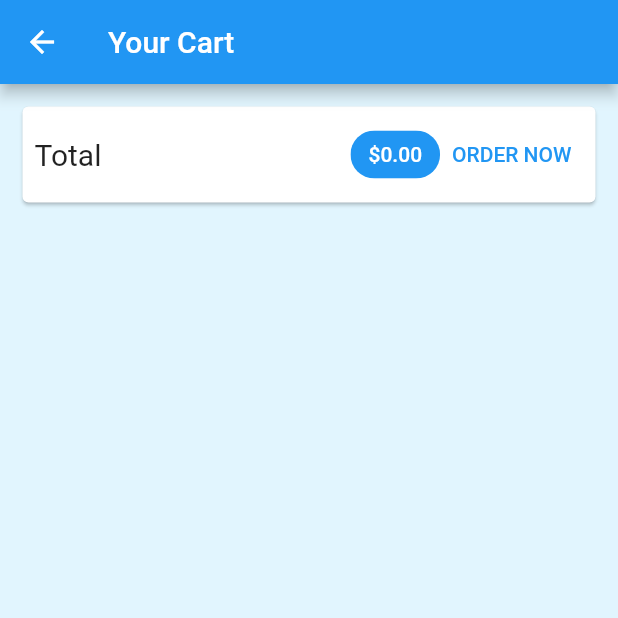
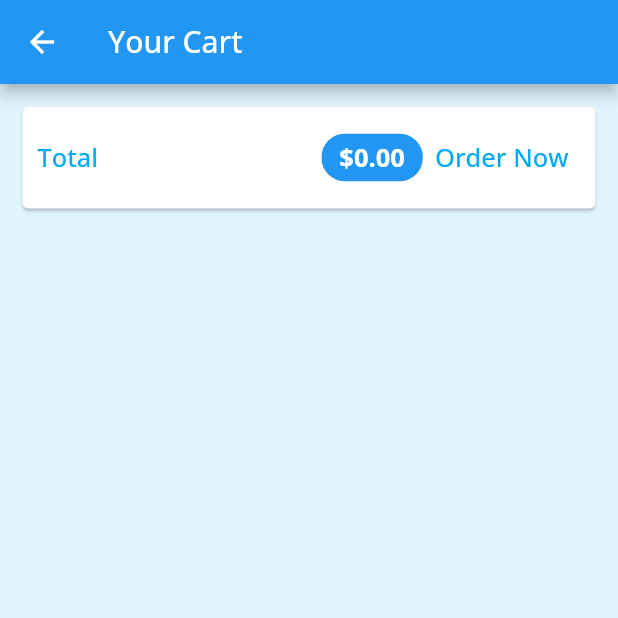
Before and after one commit to DevDaisy-lab/myeshop, a Flutter app: the CartScreen screen opened by its route, on a phone screen of 412 x 824 dp, the top half of it. Run offline on Flutter 3.47's test engine with Material 2 defaults, Android fonts, the phone set to English and light mode, and no system bars; our stand-ins replace carousel_slider, firebase_core; accounts and stored records are empty; network calls fail.

Commit message:
font update

```diff
--- a/lib/screens/cart_screen.dart
+++ b/lib/screens/cart_screen.dart
@@ -10,35 +10,37 @@ class CartScreen extends StatelessWidget {
 
   @override
   Widget build(BuildContext context) {
+    final textStyle1 = Theme.of(context).textTheme.headline1;
+    final textStyle3 = Theme.of(context).textTheme.headline3;
+    final textStyle2 = Theme.of(context).textTheme.headline2;
+
     final cart = Provider.of<Cart>(context);
 
     return Scaffold(
       backgroundColor: Colors.lightBlue[50],
       appBar: AppBar(
-        title: Text('Your Cart'),
+        title: Text(
+          'Your Cart',
+          style: textStyle1,
+        ),
       ),
       body: Column(
         children: <Widget>[
           Card(
             margin: EdgeInsets.all(15),
             child: Padding(
-              padding: EdgeInsets.all(8),
+              padding: EdgeInsets.all(10),
               child: Row(
                 mainAxisAlignment: MainAxisAlignment.spaceBetween,
                 children: <Widget>[
                   Text(
                     'Total',
-                    style: TextStyle(fontSize: 20),
+                    style: textStyle2,
                   ),
                   Spacer(),
                   Chip(
-                    label: Text(
-                      '\$${cart.totalAmount.toStringAsFixed(2)}',
-                      style: TextStyle(
-                        color:
-                            Theme.of(context).primaryTextTheme.headline6?.color,
-                      ),
-                    ),
+                    label: Text('\$${cart.totalAmount.toStringAsFixed(2)}',
+                        style: textStyle3),
                     backgroundColor: Theme.of(context).primaryColor,
                   ),
                   OrderButton(cart: cart)
@@ -83,14 +85,13 @@ class _OrderButtonState extends State<OrderButton> {
 
   @override
   Widget build(BuildContext context) {
+    final textStyle2 = Theme.of(context).textTheme.headline2;
     return TextButton(
       child: _isLoading
           ? CircularProgressIndicator()
           : Text(
-              'ORDER NOW',
-              style: TextStyle(
-                color: Theme.of(context).primaryColor,
-              ),
+              'Order Now',
+              style: textStyle2,
             ),
       onPressed: (widget.cart.totalAmount <= 0 || _isLoading)
           ? null
--- a/lib/widgets/product/banner.dart
+++ b/lib/widgets/product/banner.dart
@@ -3,6 +3,7 @@ import 'package:flutter/material.dart';
 class Bannerr extends StatelessWidget {
   @override
   Widget build(BuildContext context) {
+    final textStyle3 = Theme.of(context).textTheme.headline3;
     return Container(
       child: Stack(
         children: [
@@ -20,7 +21,7 @@ class Bannerr extends StatelessWidget {
               alignment: Alignment.center,
               child: Text(
                 'Special Offers',
-                style: Theme.of(context).textTheme.headline3,
+                style: textStyle3,
               ),
             ),
           ),
--- a/lib/widgets/product/spec_product_item.dart
+++ b/lib/widgets/product/spec_product_item.dart
@@ -24,7 +24,7 @@ class SpecProductItem extends StatelessWidget {
               decoration: BoxDecoration(
                 borderRadius: BorderRadius.circular(10.0),
                 image: DecorationImage(
-                  image: AssetImage('assets/images/specprod4.jpg'),
+                  image: const AssetImage('assets/images/specprod4.jpg'),
                   fit: BoxFit.cover,
                 ),
               ),
@@ -34,7 +34,7 @@ class SpecProductItem extends StatelessWidget {
               decoration: BoxDecoration(
                 borderRadius: BorderRadius.circular(10.0),
                 image: DecorationImage(
-                  image: AssetImage('assets/images/specprod6.jpg'),
+                  image: const AssetImage('assets/images/specprod6.jpg'),
                   fit: BoxFit.cover,
                 ),
               ),
@@ -44,7 +44,7 @@ class SpecProductItem extends StatelessWidget {
               decoration: BoxDecoration(
                 borderRadius: BorderRadius.circular(10.0),
                 image: DecorationImage(
-                  image: AssetImage('assets/images/specprod3.jpg'),
+                  image: const AssetImage('assets/images/specprod3.jpg'),
                   fit: BoxFit.cover,
                 ),
               ),
--- a/lib/widgets/user_product_item.dart
+++ b/lib/widgets/user_product_item.dart
@@ -15,6 +15,7 @@ class UserProductItem extends StatelessWidget {
   @override
   Widget build(BuildContext context) {
     //final scaffold = Scaffold.of(context);
+    final textStyle5 = Theme.of(context).textTheme.headline5;
     return ListTile(
       title: Text(title),
       leading: CircleAvatar(
@@ -44,6 +45,7 @@ class UserProductItem extends StatelessWidget {
                     SnackBar(
                       content: Text(
                         'Deleting failed !',
+                        style: textStyle5,
                         textAlign: TextAlign.center,
                       ),
                     ),
--- a/pubspec.yaml
+++ b/pubspec.yaml
@@ -77,6 +77,12 @@ flutter:
     - family: Anton
       fonts:
         - asset: assets/fonts/Anton-Regular.ttf
+    - family: OpenSans
+      fonts:
+        - asset: assets/fonts/OpenSans-Regular.ttf
+        - asset: assets/fonts/OpenSans-Medium.ttf
+        - asset: assets/fonts/OpenSans-Bold.ttf
+          weight: 500
   #   - family: Trajan Pro
   #     fonts:
   #       - asset: fonts/TrajanPro.ttf
```
Also changed, not shown: lib/main.dart (+30 -22 lines), lib/widgets/cart/cart_item.dart (+19 -4 lines), lib/widgets/product/app_drawer.dart (+13 -3 lines), lib/widgets/product/badge.dart (+4 -6 lines), lib/widgets/product/product_item.dart (+6 -3 lines), assets/fonts/OpenSans-Bold.ttf (added), assets/fonts/OpenSans-Italic.ttf (added), assets/fonts/OpenSans-Light.ttf (added), assets/fonts/OpenSans-Medium.ttf (added), assets/fonts/OpenSans-Regular.ttf (added).
